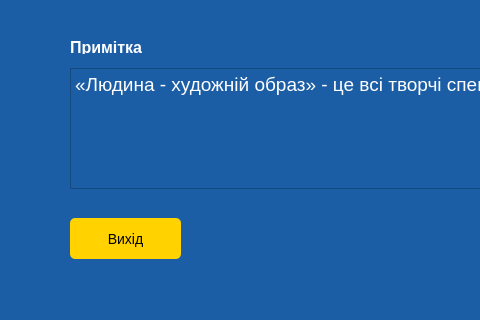
Old version of the form resultwindow.ui in the repository admiralbub/oop_course_2020; both pictures show x 0 to 480 and y 352 to 672 of the 877 by 672 pixel window.
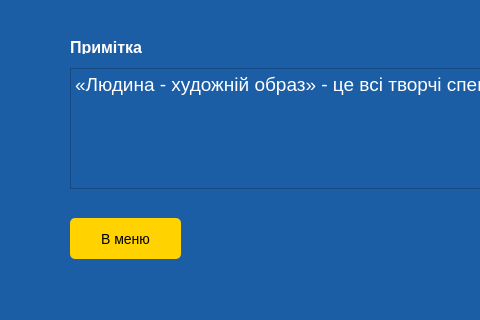
New version of the form.

Commit message: Сделал кнопку меню в resultwindow

Diff of the .ui file:
```diff
--- a/resultwindow.ui
+++ b/resultwindow.ui
@@ -222,7 +222,7 @@
 }</string>
     </property>
     <property name="text">
-     <string>Вихід</string>
+     <string>В меню</string>
     </property>
    </widget>
    <widget class="QPushButton" name="direction">
```
The commit also changes 1 other file.
